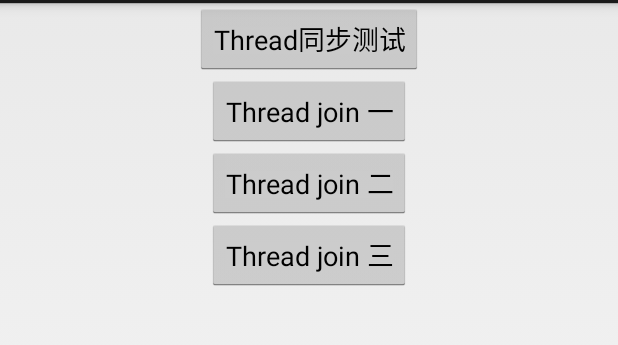
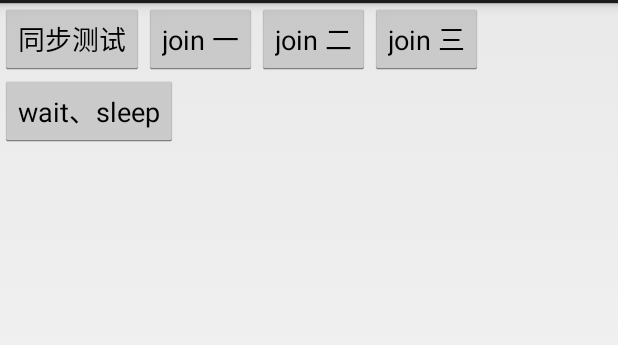
Before and after one commit to dxp2020/EasyThread, an Android app: the screen it shows after launch (MainActivity), on a phone screen of 412 x 824 dp, the part 69-414 px from its top. Run offline under Robolectric (Android 15) with nearby library versions, the phone set to English and light mode, and no system bars.

Commit message:
新增wait、sleep测试代码

```diff
--- a/app/src/main/res/layout/activity_main.xml
+++ b/app/src/main/res/layout/activity_main.xml
@@ -5,30 +5,50 @@
     android:orientation="vertical"
     android:gravity="center_horizontal"
     >
+    <LinearLayout
+        android:layout_width="match_parent"
+        android:layout_height="wrap_content"
+        android:orientation="horizontal"
+        >
         <Button
             android:layout_width="wrap_content"
             android:layout_height="wrap_content"
-        android:text="Thread同步测试"
+            android:text="同步测试"
             android:onClick="onTest"
             />
         <Button
             android:layout_width="wrap_content"
             android:layout_height="wrap_content"
-        android:text="Thread join 一"
+            android:text="join 一"
             android:onClick="onJoin"
             />
         <Button
             android:layout_width="wrap_content"
             android:layout_height="wrap_content"
-        android:text="Thread join 二"
+            android:text="join 二"
             android:onClick="onJoin2"
             />
         <Button
             android:layout_width="wrap_content"
             android:layout_height="wrap_content"
-        android:text="Thread join 三"
+            android:text="join 三"
             android:onClick="onJoin3"
             />
+    </LinearLayout>
+
+    <LinearLayout
+        android:layout_width="match_parent"
+        android:layout_height="wrap_content"
+        android:orientation="horizontal"
+        >
+        <Button
+            android:layout_width="wrap_content"
+            android:layout_height="wrap_content"
+            android:text="wait、sleep"
+            android:onClick="onWaitSleep"
+            />
+    </LinearLayout>
+
     <ScrollView
         android:layout_width="match_parent"
         android:layout_height="wrap_content">
```
Also changed, not shown: app/src/main/java/com/changf/thread/MainActivity.java (+93 -2 lines). Lines whose indentation alone changed are shown as unchanged.
